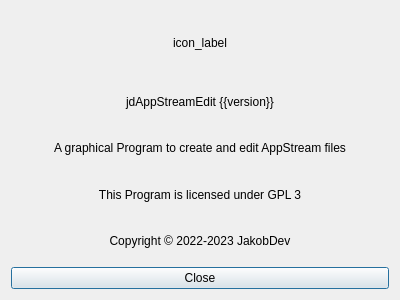
Old version of the form jdAppStreamEdit/ui/AboutWindow.ui in the repository JakobDev/jdAppStreamEdit.
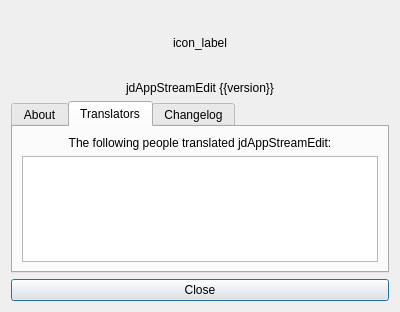
New version of the form. The open tabs and pages were chosen to show the change.

Commit message: Rework About Dialog

The edit to the form file:
```diff
--- a/jdAppStreamEdit/ui/AboutWindow.ui
+++ b/jdAppStreamEdit/ui/AboutWindow.ui
@@ -7,7 +7,7 @@
     <x>0</x>
     <y>0</y>
     <width>400</width>
-    <height>300</height>
+    <height>312</height>
    </rect>
   </property>
   <property name="windowTitle">
@@ -47,6 +47,16 @@
     </widget>
    </item>
    <item>
+    <widget class="QTabWidget" name="tab_widget">
+     <property name="currentIndex">
+      <number>0</number>
+     </property>
+     <widget class="QWidget" name="tab">
+      <attribute name="title">
+       <string>About</string>
+      </attribute>
+      <layout class="QVBoxLayout" name="verticalLayout_2">
+       <item>
     <widget class="QLabel" name="label">
      <property name="text">
       <string>A graphical Program to create and edit AppStream files</string>
@@ -74,6 +84,51 @@
      <property name="alignment">
       <set>Qt::AlignCenter</set>
      </property>
+        </widget>
+       </item>
+      </layout>
+     </widget>
+     <widget class="QWidget" name="tab_2">
+      <attribute name="title">
+       <string>Translators</string>
+      </attribute>
+      <layout class="QVBoxLayout" name="verticalLayout_3">
+       <item>
+        <widget class="QLabel" name="label_4">
+         <property name="text">
+          <string>The following people translated jdAppStreamEdit:</string>
+         </property>
+         <property name="alignment">
+          <set>Qt::AlignCenter</set>
+         </property>
+         <property name="wordWrap">
+          <bool>true</bool>
+         </property>
+        </widget>
+       </item>
+       <item>
+        <widget class="QTextEdit" name="translators_edit">
+         <property name="readOnly">
+          <bool>true</bool>
+         </property>
+        </widget>
+       </item>
+      </layout>
+     </widget>
+     <widget class="QWidget" name="tab_3">
+      <attribute name="title">
+       <string>Changelog</string>
+      </attribute>
+      <layout class="QVBoxLayout" name="verticalLayout_4">
+       <item>
+        <widget class="QTextEdit" name="changelog_edit">
+         <property name="readOnly">
+          <bool>true</bool>
+         </property>
+        </widget>
+       </item>
+      </layout>
+     </widget>
     </widget>
    </item>
    <item>
```
Lines whose indentation alone changed are shown as unchanged. The commit also changes 9 other files.
